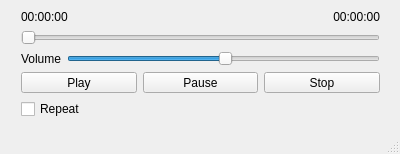
Dreipunkt/SimpleMusicPlayer, file mainwindow.ui: the form before one commit.
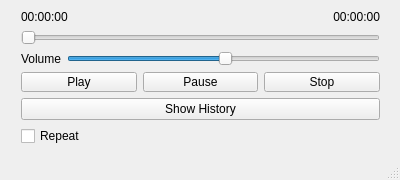
The form after the commit. Custom widgets are drawn as their Qt base class.

```diff
--- a/mainwindow.ui
+++ b/mainwindow.ui
@@ -10,7 +10,7 @@
     <x>0</x>
     <y>0</y>
     <width>400</width>
-    <height>154</height>
+    <height>180</height>
    </rect>
   </property>
   <property name="acceptDrops">
@@ -29,7 +29,7 @@
       <x>10</x>
       <y>-1</y>
       <width>381</width>
-      <height>131</height>
+      <height>158</height>
      </rect>
     </property>
     <layout class="QVBoxLayout" name="verticalLayout_4">
@@ -131,6 +131,13 @@
        </item>
       </layout>
      </item>
+     <item>
+      <widget class="QPushButton" name="historyBtn">
+       <property name="text">
+        <string>Show History</string>
+       </property>
+      </widget>
+     </item>
      <item>
       <widget class="QCheckBox" name="repeatCB">
        <property name="text">
```
